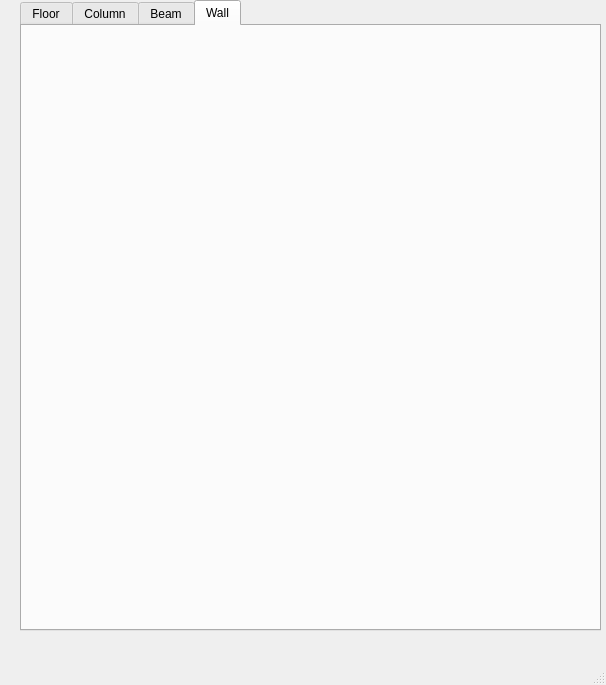
First picture: the form in untitled.ui, repository Tirawatscu/VisualProgramForm, before the edit.
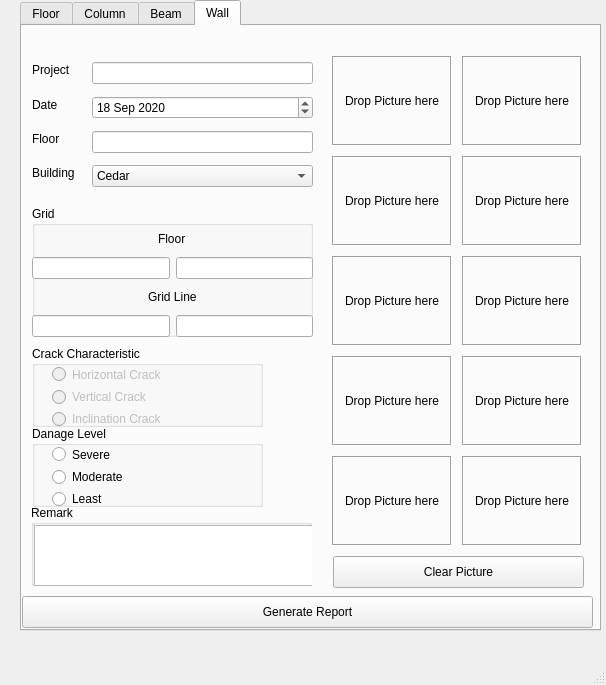
Second picture: the form after the edit. The open tabs and pages were chosen to show the change. Custom widgets are drawn as their Qt base class.

Patch:
```diff
--- a/untitled.ui
+++ b/untitled.ui
@@ -1880,6 +1880,620 @@
      <attribute name="title">
       <string>Wall</string>
      </attribute>
+     <widget class="QWidget" name="verticalLayoutWidget_5">
+      <property name="geometry">
+       <rect>
+        <x>70</x>
+        <y>30</y>
+        <width>221</width>
+        <height>141</height>
+       </rect>
+      </property>
+      <layout class="QVBoxLayout" name="verticalLayout_5">
+       <item>
+        <widget class="QLineEdit" name="project4"/>
+       </item>
+       <item>
+        <widget class="QDateEdit" name="dateEdit4">
+         <property name="dateTime">
+          <datetime>
+           <hour>0</hour>
+           <minute>0</minute>
+           <second>0</second>
+           <year>2020</year>
+           <month>9</month>
+           <day>18</day>
+          </datetime>
+         </property>
+        </widget>
+       </item>
+       <item>
+        <widget class="QLineEdit" name="floor4"/>
+       </item>
+       <item>
+        <widget class="QComboBox" name="comboBox4">
+         <property name="editable">
+          <bool>false</bool>
+         </property>
+         <property name="currentText">
+          <string>Cedar</string>
+         </property>
+         <property name="currentIndex">
+          <number>0</number>
+         </property>
+         <item>
+          <property name="text">
+           <string>Cedar</string>
+          </property>
+         </item>
+         <item>
+          <property name="text">
+           <string>Ebony</string>
+          </property>
+         </item>
+         <item>
+          <property name="text">
+           <string>Oak</string>
+          </property>
+         </item>
+         <item>
+          <property name="text">
+           <string>Pine</string>
+          </property>
+         </item>
+         <item>
+          <property name="text">
+           <string>Lobby</string>
+          </property>
+         </item>
+         <item>
+          <property name="text">
+           <string>Parking area</string>
+          </property>
+         </item>
+         <item>
+          <property name="text">
+           <string>Ebony wing</string>
+          </property>
+         </item>
+         <item>
+          <property name="text">
+           <string>Road area</string>
+          </property>
+         </item>
+        </widget>
+       </item>
+      </layout>
+     </widget>
+     <widget class="QGroupBox" name="groupBox_5">
+      <property name="geometry">
+       <rect>
+        <x>10</x>
+        <y>180</y>
+        <width>281</width>
+        <height>131</height>
+       </rect>
+      </property>
+      <property name="title">
+       <string>Grid</string>
+      </property>
+      <widget class="QWidget" name="verticalLayoutWidget_7">
+       <property name="geometry">
+        <rect>
+         <x>0</x>
+         <y>20</y>
+         <width>281</width>
+         <height>111</height>
+        </rect>
+       </property>
+       <layout class="QVBoxLayout" name="verticalLayout_7">
+        <item alignment="Qt::AlignHCenter">
+         <widget class="QLabel" name="label_7">
+          <property name="text">
+           <string>Floor</string>
+          </property>
+         </widget>
+        </item>
+        <item>
+         <layout class="QHBoxLayout" name="horizontalLayout_3">
+          <item>
+           <widget class="QLineEdit" name="A1_4"/>
+          </item>
+          <item>
+           <widget class="QLineEdit" name="A2_4"/>
+          </item>
+         </layout>
+        </item>
+        <item alignment="Qt::AlignHCenter">
+         <widget class="QLabel" name="label_8">
+          <property name="text">
+           <string>Grid Line</string>
+          </property>
+         </widget>
+        </item>
+        <item>
+         <layout class="QHBoxLayout" name="horizontalLayout_4">
+          <item>
+           <widget class="QLineEdit" name="N1_4"/>
+          </item>
+          <item>
+           <widget class="QLineEdit" name="N2_4"/>
+          </item>
+         </layout>
+        </item>
+       </layout>
+      </widget>
+     </widget>
+     <widget class="QGroupBox" name="groupBox_6">
+      <property name="geometry">
+       <rect>
+        <x>10</x>
+        <y>400</y>
+        <width>231</width>
+        <height>81</height>
+       </rect>
+      </property>
+      <property name="title">
+       <string>Danage Level</string>
+      </property>
+      <widget class="QWidget" name="verticalLayoutWidget_8">
+       <property name="geometry">
+        <rect>
+         <x>20</x>
+         <y>20</y>
+         <width>227</width>
+         <height>61</height>
+        </rect>
+       </property>
+       <layout class="QVBoxLayout" name="verticalLayout_8">
+        <item>
+         <widget class="QRadioButton" name="DL1_4">
+          <property name="text">
+           <string>Severe</string>
+          </property>
+         </widget>
+        </item>
+        <item>
+         <widget class="QRadioButton" name="DL2_4">
+          <property name="text">
+           <string>Moderate</string>
+          </property>
+         </widget>
+        </item>
+        <item>
+         <widget class="QRadioButton" name="DL3_4">
+          <property name="text">
+           <string>Least</string>
+          </property>
+         </widget>
+        </item>
+       </layout>
+      </widget>
+     </widget>
+     <widget class="QGroupBox" name="groupBox_7">
+      <property name="geometry">
+       <rect>
+        <x>9</x>
+        <y>479</y>
+        <width>281</width>
+        <height>81</height>
+       </rect>
+      </property>
+      <property name="title">
+       <string>Remark</string>
+      </property>
+      <widget class="QTextEdit" name="remark4">
+       <property name="geometry">
+        <rect>
+         <x>3</x>
+         <y>20</y>
+         <width>281</width>
+         <height>61</height>
+        </rect>
+       </property>
+      </widget>
+     </widget>
+     <widget class="DropIn" name="Pic3_4">
+      <property name="geometry">
+       <rect>
+        <x>310</x>
+        <y>130</y>
+        <width>120</width>
+        <height>90</height>
+       </rect>
+      </property>
+      <property name="acceptDrops">
+       <bool>true</bool>
+      </property>
+      <property name="autoFillBackground">
+       <bool>false</bool>
+      </property>
+      <property name="frameShape">
+       <enum>QFrame::Box</enum>
+      </property>
+      <property name="frameShadow">
+       <enum>QFrame::Sunken</enum>
+      </property>
+      <property name="text">
+       <string>Drop Picture here</string>
+      </property>
+      <property name="alignment">
+       <set>Qt::AlignCenter</set>
+      </property>
+     </widget>
+     <widget class="DropIn" name="Pic4_4">
+      <property name="geometry">
+       <rect>
+        <x>440</x>
+        <y>130</y>
+        <width>120</width>
+        <height>90</height>
+       </rect>
+      </property>
+      <property name="acceptDrops">
+       <bool>true</bool>
+      </property>
+      <property name="autoFillBackground">
+       <bool>false</bool>
+      </property>
+      <property name="frameShape">
+       <enum>QFrame::Box</enum>
+      </property>
+      <property name="frameShadow">
+       <enum>QFrame::Sunken</enum>
+      </property>
+      <property name="text">
+       <string>Drop Picture here</string>
+      </property>
+      <property name="alignment">
+       <set>Qt::AlignCenter</set>
+      </property>
+     </widget>
+     <widget class="DropIn" name="Pic2_4">
+      <property name="geometry">
+       <rect>
+        <x>440</x>
+        <y>30</y>
+        <width>120</width>
+        <height>90</height>
+       </rect>
+      </property>
+      <property name="acceptDrops">
+       <bool>true</bool>
+      </property>
+      <property name="autoFillBackground">
+       <bool>false</bool>
+      </property>
+      <property name="frameShape">
+       <enum>QFrame::Box</enum>
+      </property>
+      <property name="frameShadow">
+       <enum>QFrame::Sunken</enum>
+      </property>
+      <property name="text">
+       <string>Drop Picture here</string>
+      </property>
+      <property name="alignment">
+       <set>Qt::AlignCenter</set>
+      </property>
+     </widget>
+     <widget class="DropIn" name="Pic7_4">
+      <property name="geometry">
+       <rect>
+        <x>310</x>
+        <y>330</y>
+        <width>120</width>
+        <height>90</height>
+       </rect>
+      </property>
+      <property name="acceptDrops">
+       <bool>true</bool>
+      </property>
+      <property name="autoFillBackground">
+       <bool>false</bool>
+      </property>
+      <property name="frameShape">
+       <enum>QFrame::Box</enum>
+      </property>
+      <property name="frameShadow">
+       <enum>QFrame::Sunken</enum>
+      </property>
+      <property name="text">
+       <string>Drop Picture here</string>
+      </property>
+      <property name="alignment">
+       <set>Qt::AlignCenter</set>
+      </property>
+     </widget>
+     <widget class="DropIn" name="Pic10_4">
+      <property name="geometry">
+       <rect>
+        <x>440</x>
+        <y>430</y>
+        <width>120</width>
+        <height>90</height>
+       </rect>
+      </property>
+      <property name="acceptDrops">
+       <bool>true</bool>
+      </property>
+      <property name="autoFillBackground">
+       <bool>false</bool>
+      </property>
+      <property name="frameShape">
+       <enum>QFrame::Box</enum>
+      </property>
+      <property name="frameShadow">
+       <enum>QFrame::Sunken</enum>
+      </property>
+      <property name="text">
+       <string>Drop Picture here</string>
+      </property>
+      <property name="alignment">
+       <set>Qt::AlignCenter</set>
+      </property>
+     </widget>
+     <widget class="DropIn" name="Pic1_4">
+      <property name="geometry">
+       <rect>
+        <x>310</x>
+        <y>30</y>
+        <width>120</width>
+        <height>90</height>
+       </rect>
+      </property>
+      <property name="acceptDrops">
+       <bool>true</bool>
+      </property>
+      <property name="autoFillBackground">
+       <bool>false</bool>
+      </property>
+      <property name="frameShape">
+       <enum>QFrame::Box</enum>
+      </property>
+      <property name="frameShadow">
+       <enum>QFrame::Sunken</enum>
+      </property>
+      <property name="text">
+       <string>Drop Picture here</string>
+      </property>
+      <property name="alignment">
+       <set>Qt::AlignCenter</set>
+      </property>
+     </widget>
+     <widget class="DropIn" name="Pic8_4">
+      <property name="geometry">
+       <rect>
+        <x>440</x>
+        <y>330</y>
+        <width>120</width>
+        <height>90</height>
+       </rect>
+      </property>
+      <property name="acceptDrops">
+       <bool>true</bool>
+      </property>
+      <property name="autoFillBackground">
+       <bool>false</bool>
+      </property>
+      <property name="frameShape">
+       <enum>QFrame::Box</enum>
+      </property>
+      <property name="frameShadow">
+       <enum>QFrame::Sunken</enum>
+      </property>
+      <property name="text">
+       <string>Drop Picture here</string>
+      </property>
+      <property name="alignment">
+       <set>Qt::AlignCenter</set>
+      </property>
+     </widget>
+     <widget class="DropIn" name="Pic6_4">
+      <property name="geometry">
+       <rect>
+        <x>440</x>
+        <y>230</y>
+        <width>120</width>
+        <height>90</height>
+       </rect>
+      </property>
+      <property name="acceptDrops">
+       <bool>true</bool>
+      </property>
+      <property name="autoFillBackground">
+       <bool>false</bool>
+      </property>
+      <property name="frameShape">
+       <enum>QFrame::Box</enum>
+      </property>
+      <property name="frameShadow">
+       <enum>QFrame::Sunken</enum>
+      </property>
+      <property name="text">
+       <string>Drop Picture here</string>
+      </property>
+      <property name="alignment">
+       <set>Qt::AlignCenter</set>
+      </property>
+     </widget>
+     <widget class="QWidget" name="verticalLayoutWidget_10">
+      <property name="geometry">
+       <rect>
+        <x>10</x>
+        <y>30</y>
+        <width>61</width>
+        <height>131</height>
+       </rect>
+      </property>
+      <layout class="QVBoxLayout" name="verticalLayout_10">
+       <item>
+        <widget class="QLabel" name="label_9">
+         <property name="text">
+          <string>Project</string>
+         </property>
+        </widget>
+       </item>
+       <item>
+        <widget class="QLabel" name="label_10">
+         <property name="text">
+          <string>Date</string>
+         </property>
+        </widget>
+       </item>
+       <item>
+        <widget class="QLabel" name="label_11">
+         <property name="text">
+          <string>Floor</string>
+         </property>
+        </widget>
+       </item>
+       <item>
+        <widget class="QLabel" name="label_12">
+         <property name="text">
+          <string>Building</string>
+         </property>
+        </widget>
+       </item>
+      </layout>
+     </widget>
+     <widget class="DropIn" name="Pic9_4">
+      <property name="geometry">
+       <rect>
+        <x>310</x>
+        <y>430</y>
+        <width>120</width>
+        <height>90</height>
+       </rect>
+      </property>
+      <property name="acceptDrops">
+       <bool>true</bool>
+      </property>
+      <property name="autoFillBackground">
+       <bool>false</bool>
+      </property>
+      <property name="frameShape">
+       <enum>QFrame::Box</enum>
+      </property>
+      <property name="frameShadow">
+       <enum>QFrame::Sunken</enum>
+      </property>
+      <property name="text">
+       <string>Drop Picture here</string>
+      </property>
+      <property name="alignment">
+       <set>Qt::AlignCenter</set>
+      </property>
+     </widget>
+     <widget class="QPushButton" name="clearpic_4">
+      <property name="geometry">
+       <rect>
+        <x>311</x>
+        <y>530</y>
+        <width>251</width>
+        <height>32</height>
+       </rect>
+      </property>
+      <property name="text">
+       <string>Clear Picture</string>
+      </property>
+     </widget>
+     <widget class="DropIn" name="Pic5_4">
+      <property name="geometry">
+       <rect>
+        <x>310</x>
+        <y>230</y>
+        <width>120</width>
+        <height>90</height>
+       </rect>
+      </property>
+      <property name="acceptDrops">
+       <bool>true</bool>
+      </property>
+      <property name="autoFillBackground">
+       <bool>false</bool>
+      </property>
+      <property name="frameShape">
+       <enum>QFrame::Box</enum>
+      </property>
+      <property name="frameShadow">
+       <enum>QFrame::Sunken</enum>
+      </property>
+      <property name="text">
+       <string>Drop Picture here</string>
+      </property>
+      <property name="alignment">
+       <set>Qt::AlignCenter</set>
+      </property>
+     </widget>
+     <widget class="QPushButton" name="pushButton4">
+      <property name="geometry">
+       <rect>
+        <x>0</x>
+        <y>570</y>
+        <width>571</width>
+        <height>32</height>
+       </rect>
+      </property>
+      <property name="text">
+       <string>Generate Report</string>
+      </property>
+     </widget>
+     <widget class="QGroupBox" name="groupBox_21">
+      <property name="geometry">
+       <rect>
+        <x>10</x>
+        <y>320</y>
+        <width>231</width>
+        <height>81</height>
+       </rect>
+      </property>
+      <property name="title">
+       <string>Crack Characteristic</string>
+      </property>
+      <widget class="QWidget" name="verticalLayoutWidget_30">
+       <property name="geometry">
+        <rect>
+         <x>20</x>
+         <y>20</y>
+         <width>227</width>
+         <height>61</height>
+        </rect>
+       </property>
+       <layout class="QVBoxLayout" name="verticalLayout_33">
+        <item>
+         <widget class="QRadioButton" name="CC1_5">
+          <property name="enabled">
+           <bool>false</bool>
+          </property>
+          <property name="text">
+           <string>Horizontal Crack</string>
+          </property>
+         </widget>
+        </item>
+        <item>
+         <widget class="QRadioButton" name="CC2_5">
+          <property name="enabled">
+           <bool>false</bool>
+          </property>
+          <property name="text">
+           <string>Vertical Crack</string>
+          </property>
+         </widget>
+        </item>
+        <item>
+         <widget class="QRadioButton" name="CC3_5">
+          <property name="enabled">
+           <bool>false</bool>
+          </property>
+          <property name="text">
+           <string>Inclination Crack</string>
+          </property>
+         </widget>
+        </item>
+       </layout>
+      </widget>
+     </widget>
     </widget>
    </widget>
   </widget>
```
Left out of the diff: 2 changed lines with no effect on the pictures.
